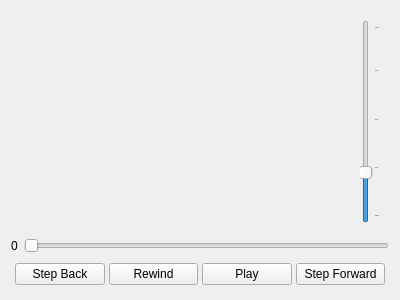
Old version of the form application/ui/videoplayer.ui in the repository BioFoV/BioFoV.
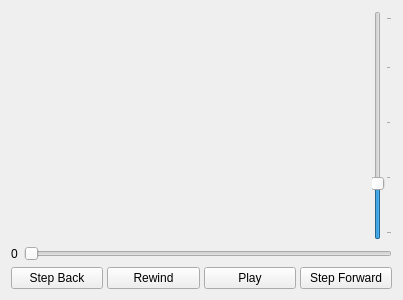
New version of the form.

Commit message: Reduce spacing between player's widgets.

What changed in the file:
```diff
--- a/application/ui/videoplayer.ui
+++ b/application/ui/videoplayer.ui
@@ -6,7 +6,7 @@
    <rect>
     <x>0</x>
     <y>0</y>
-    <width>400</width>
+    <width>403</width>
     <height>300</height>
    </rect>
   </property>
@@ -17,6 +17,21 @@
    <item>
     <widget class="QWidget" name="widget" native="true">
      <layout class="QHBoxLayout" name="horizontalLayout_2">
+      <property name="spacing">
+       <number>0</number>
+      </property>
+      <property name="leftMargin">
+       <number>0</number>
+      </property>
+      <property name="topMargin">
+       <number>0</number>
+      </property>
+      <property name="rightMargin">
+       <number>0</number>
+      </property>
+      <property name="bottomMargin">
+       <number>0</number>
+      </property>
       <item>
        <widget class="QWidget" name="player" native="true"/>
       </item>
@@ -93,16 +108,16 @@
        <number>4</number>
       </property>
       <property name="leftMargin">
-       <number>4</number>
+       <number>0</number>
       </property>
       <property name="topMargin">
-       <number>4</number>
+       <number>0</number>
       </property>
       <property name="rightMargin">
-       <number>4</number>
+       <number>0</number>
       </property>
       <property name="bottomMargin">
-       <number>4</number>
+       <number>0</number>
       </property>
       <item>
        <widget class="QPushButton" name="stepbackButton">
```
